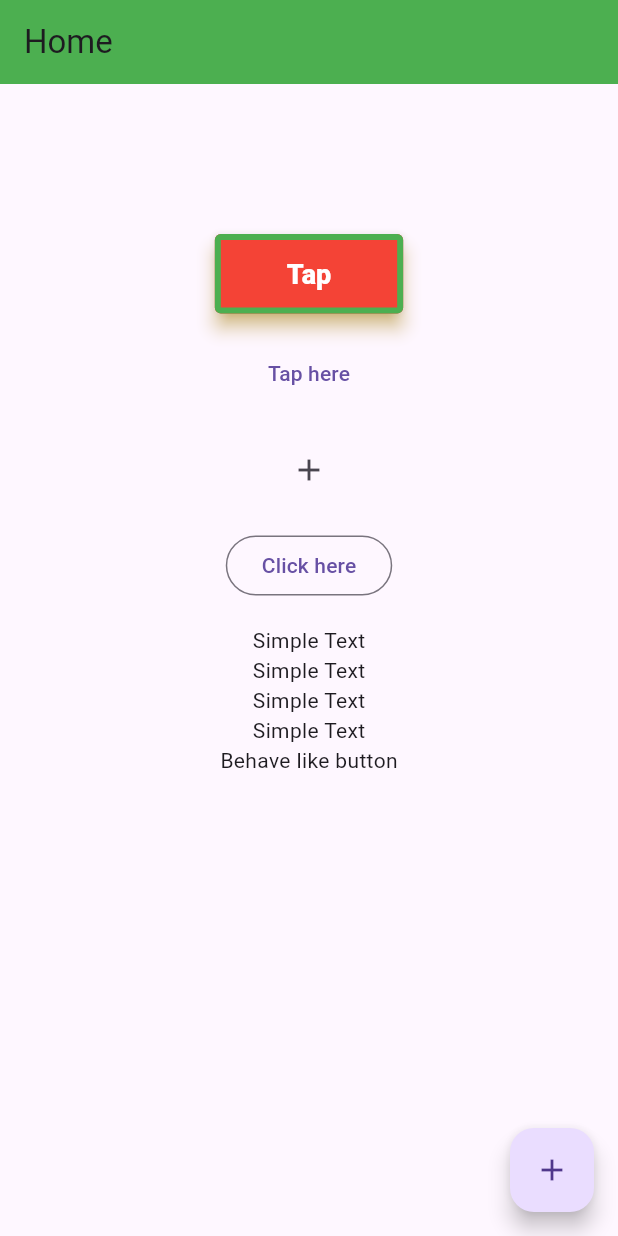
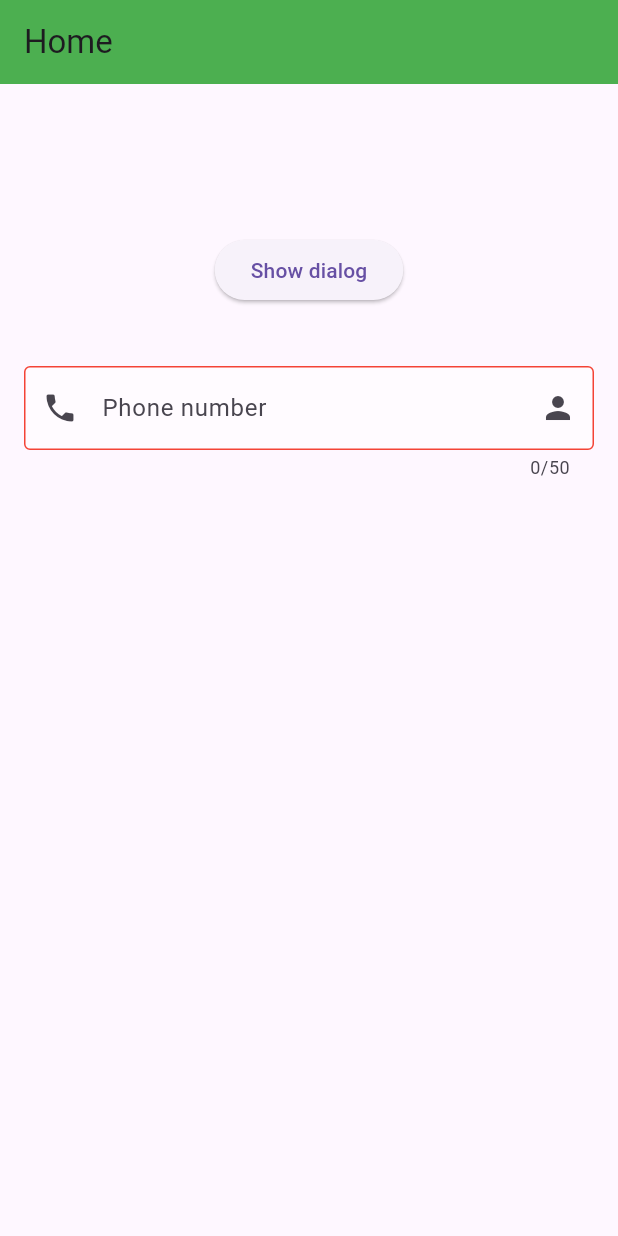
Before and after one commit to Tohid469/rafatsir_ostad_beatch8, a Flutter app: the screen it shows after launch, on a phone screen of 412 x 824 dp. Run offline on Flutter 3.47's test engine with Material 3 defaults, Android fonts, the phone set to English and light mode, and no system bars.

Commit message:
comit module 7 class 3 (Add Divider,ModalBottomSheet, TextField)

```diff
--- a/lib/main.dart
+++ b/lib/main.dart
@@ -1,6 +1,6 @@
 import 'package:flutter/material.dart';
 
-// Image(asset, network), Column, Row
+// Divider, ModalBottomSheet, TextField
 
 void main() {
   runApp(HelloWorldApp());
@@ -33,104 +33,113 @@ class Home extends StatelessWidget {
           children: [
             SizedBox(height: 100),
             ElevatedButton(
-              style: ElevatedButton.styleFrom(
-                backgroundColor: Colors.red,
-                foregroundColor: Colors.white,
-                textStyle: TextStyle(fontSize: 18, fontWeight: FontWeight.w800),
-                padding: EdgeInsets.symmetric(horizontal: 48, vertical: 16),
-                shadowColor: Colors.amber,
-                elevation: 5,
-                shape: RoundedRectangleBorder(
-                  borderRadius: BorderRadius.circular(4),
-                  // side: BorderSide(color: Colors.green, width: 4)
-                ),
-                side: BorderSide(color: Colors.green, width: 4),
-                minimumSize: Size(100, 40),
-                // maximumSize: Size(300, 100),
-              ),
               onPressed: () {
-                showDialog(
-                  barrierColor: Colors.green,
-                  barrierDismissible: false,
+                // showAboutDialog(context: context);
+                showModalBottomSheet(
+                  // barrierColor: Colors.grey.shade50,
+                  // backgroundColor: Colors.green.shade200,
                   context: context,
-                  builder: (context) {
-                    return AlertDialog(
-                      title: Text('Delete'),
-                      content: Text('Are you sure?'),
-                      actions: [
-                        TextButton(onPressed: () {}, child: Text('No')),
-                        TextButton(onPressed: () {}, child: Text('Yes')),
+                  shape: RoundedRectangleBorder(
+                      borderRadius: BorderRadius.circular(8)),
+                  isScrollControlled: true,
+                  useSafeArea: true,
+                  enableDrag: false,
+                  builder: (ctx) {
+                    return Column(
+                      children: [
+                        Padding(
+                          padding: EdgeInsets.symmetric(vertical: 16),
+                          child: Row(
+                            mainAxisAlignment: MainAxisAlignment.center,
+                            children: [
+                              Text(
+                                'Title',
+                                style: TextStyle(fontSize: 18),
+                              ),
+                            ],
+                          ),
+                        ),
+                        Divider(
+                          height: 20,
+                          thickness: 4,
+                        ),
+                        Text('Sample'),
+                        Row(
+                          children: [
+                            ElevatedButton(
+                                onPressed: () {}, child: Text('Cancel')),
+                            ElevatedButton(
+                                onPressed: () {}, child: Text('Save')),
+                          ],
+                        )
                       ],
                     );
                   },
                 );
               },
-              child: Text('Tap'),
+              child: Text('Show dialog'),
             ),
-            SizedBox(height: 16),
-            TextButton(
-              style: TextButton.styleFrom(),
-              onPressed: () {
-                print('Tapped text button');
-              },
-              child: Text('Tap here'),
-            ),
-            SizedBox(height: 16),
-            IconButton(
-              style: IconButton.styleFrom(),
-              onPressed: () {
-                print('Tapped text button');
-              },
-              icon: Icon(Icons.add),
-            ),
-            SizedBox(height: 16),
-            OutlinedButton(
-              style: OutlinedButton.styleFrom(),
-              onPressed: () {
-                print('Tapped text button');
-              },
-              child: Text('Click here'),
-            ),
-            SizedBox(height: 16),
-            GestureDetector(
-              onTap: () {
-                print('Just one click');
-              },
-              onDoubleTap: () {
-                print('Double tapped');
-              },
-              onLongPress: () {
-                print('On long press');
-              },
-              onLongPressCancel: () {
-                print('On long press cancel');
-              },
-              onLongPressEnd: (details) {
-                print('On long press end');
-              },
-              child: Column(
-                children: [
-                  Text('Simple Text'),
-                  Text('Simple Text'),
-                  Text('Simple Text'),
-                  Text('Simple Text'),
-                ],
+            SizedBox(height: 24),
+            Padding(
+              padding: EdgeInsets.all(16),
+              child: TextField(
+                maxLength: 50,
+                onChanged: (String? value) {
+                  print(value);
+                },
+                controller: TextEditingController(),
+                // obscureText: true,
+                maxLines: 1,
+                keyboardType: TextInputType.phone,
+                enabled: true,
+                decoration: InputDecoration(
+                  hintText: 'Phone',
+                  hintStyle: TextStyle(
+                    fontWeight: FontWeight.w400,
+                    color: Colors.grey.shade400,
+                  ),
+                  labelText: 'Phone number',
+                  // label: Icon(Icons.add),
+                  prefixIcon: Icon(Icons.phone),
+                  suffixIcon: Icon(Icons.person),
+                  fillColor: Colors.white54,
+                  filled: true,
+                  // counterStyle: TextStyle(
+                  //   fontSize: 24
+                  // ),
+                  // counterText: '',
+                  // prefix: Column(
+                  //   children: [
+                  //     Text('d'),
+                  //     Text('b'),
+                  //   ],
+                  // ),
+                  // suffix: Column(
+                  //   children: [
+                  //     Text('d'),
+                  //     Text('b'),
+                  //   ],
+                  // ),
+                  // icon: IconButton(onPressed: () {}, icon: Icon(Icons.add)),
+                  border: OutlineInputBorder(
+                      borderSide: BorderSide(color: Colors.red)),
+                  enabledBorder: OutlineInputBorder(
+                    borderSide: BorderSide(color: Colors.red),
+                  ),
+                  focusedBorder: OutlineInputBorder(
+                    borderSide: BorderSide(color: Colors.green, width: 2),
+                  ),
+                  disabledBorder: OutlineInputBorder(
+                    borderSide: BorderSide(color: Colors.grey, width: 4),
+                  ),
+                ),
               ),
             ),
-            InkWell(
-              splashColor: Colors.green,
-              onTap: () {
-                print('Ink well');
-              },
-              child: Text('Behave like button'),
-            )
           ],
         ),
-      ),
-      floatingActionButton: FloatingActionButton(
-        onPressed: () {},
-        child: Icon(Icons.add),
       ),
     );
   }
 }
+
+// Suggestion => ctl + space
```
